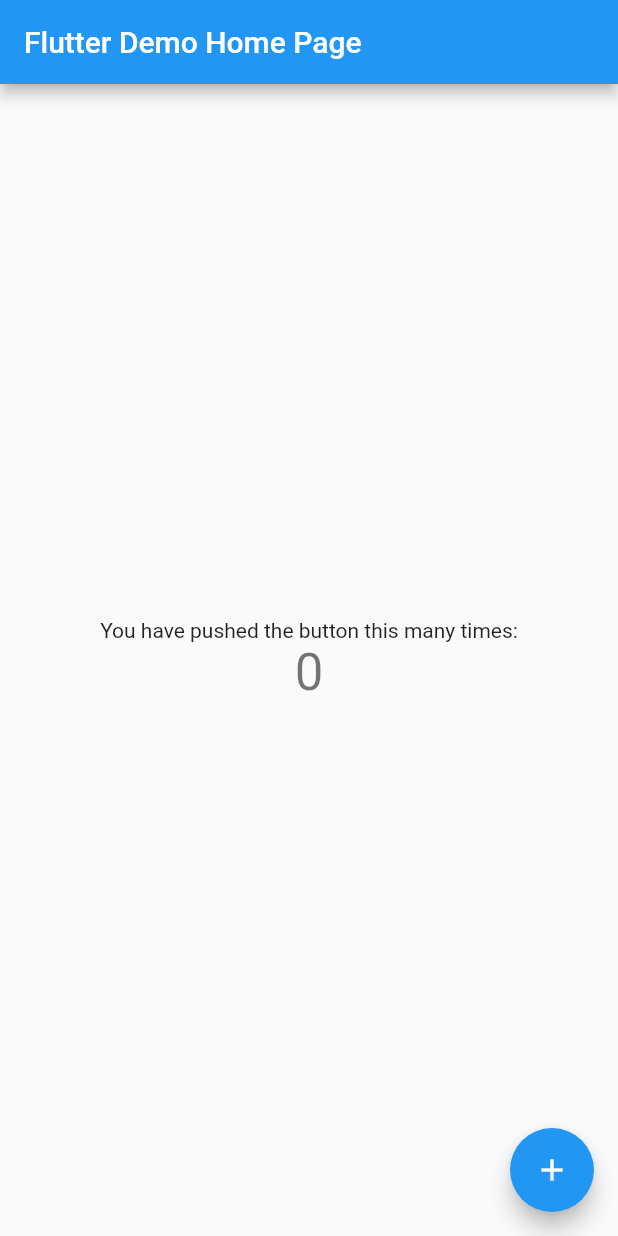
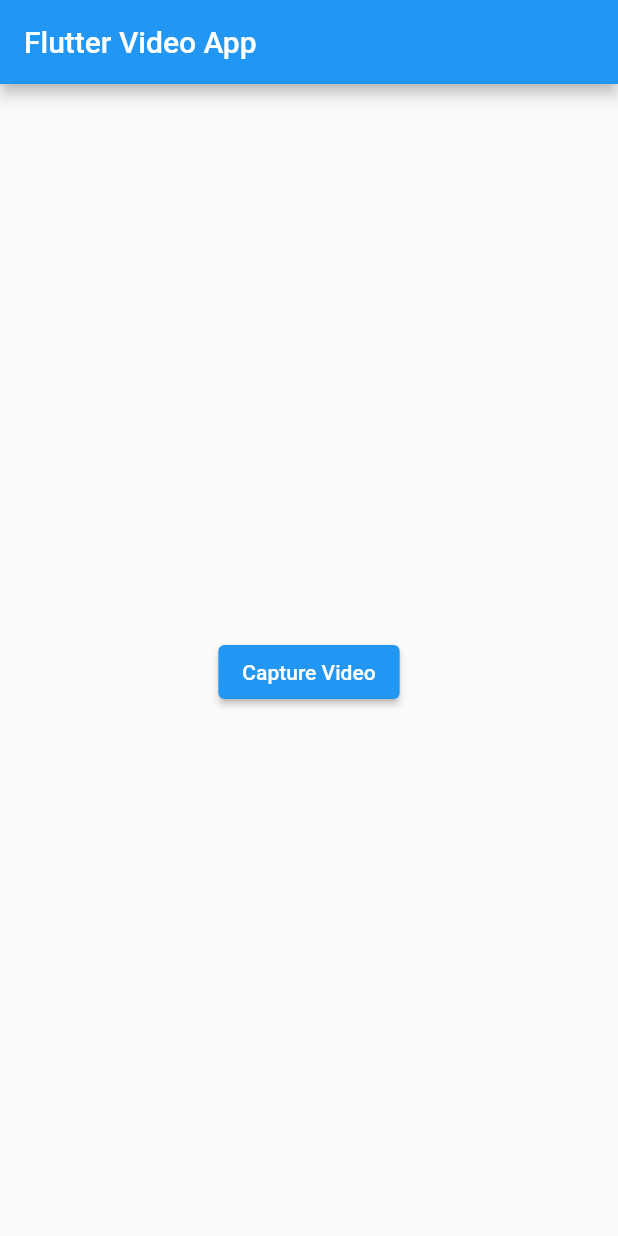
Before and after one commit to lukaspanni/flutter-video, a Flutter app: the screen it shows after launch, on a phone screen of 412 x 824 dp. Run offline on Flutter 3.47's test engine with Material 2 defaults, Android fonts, the phone set to English and light mode, and no system bars; our stand-ins replace camera.

Commit message:
Basic structure

```diff
--- a/flutter_video/lib/main.dart
+++ b/flutter_video/lib/main.dart
@@ -1,115 +1,91 @@
 import 'package:flutter/material.dart';
+import 'package:camera/camera.dart';
+import 'package:flutter_video/videoCapture.dart';
 
-void main() {
+late List<CameraDescription> cameras;
+
+Future<void> main() async {
+  // wait for initialization before accessing cameras
+  WidgetsFlutterBinding.ensureInitialized();
+  cameras = await availableCameras();
+  print(cameras);
+
   runApp(const MyApp());
 }
 
 class MyApp extends StatelessWidget {
   const MyApp({super.key});
 
-  // This widget is the root of your application.
   @override
   Widget build(BuildContext context) {
     return MaterialApp(
-      title: 'Flutter Demo',
+      title: 'Flutter Video App',
       theme: ThemeData(
-        // This is the theme of your application.
-        //
-        // Try running your application with "flutter run". You'll see the
-        // application has a blue toolbar. Then, without quitting the app, try
-        // changing the primarySwatch below to Colors.green and then invoke
-        // "hot reload" (press "r" in the console where you ran "flutter run",
-        // or simply save your changes to "hot reload" in a Flutter IDE).
-        // Notice that the counter didn't reset back to zero; the application
-        // is not restarted.
         primarySwatch: Colors.blue,
       ),
-      home: const MyHomePage(title: 'Flutter Demo Home Page'),
+      home: Scaffold(
+          appBar: AppBar(
+            title: const Text('Flutter Video App'),
+          ),
+          body: const VideoContainer()),
     );
   }
 }
 
-class MyHomePage extends StatefulWidget {
-  const MyHomePage({super.key, required this.title});
-
-  // This widget is the home page of your application. It is stateful, meaning
-  // that it has a State object (defined below) that contains fields that affect
-  // how it looks.
-
-  // This class is the configuration for the state. It holds the values (in this
-  // case the title) provided by the parent (in this case the App widget) and
-  // used by the build method of the State. Fields in a Widget subclass are
-  // always marked "final".
-
-  final String title;
+class VideoContainer extends StatefulWidget {
+  const VideoContainer({super.key});
 
   @override
-  State<MyHomePage> createState() => _MyHomePageState();
+  State<VideoContainer> createState() => _VideoContainerState();
 }
 
-class _MyHomePageState extends State<MyHomePage> {
-  int _counter = 0;
+class _VideoContainerState extends State<VideoContainer> {
+  String msg = "";
+  late CameraController cameraController;
 
-  void _incrementCounter() {
-    setState(() {
-      // This call to setState tells the Flutter framework that something has
-      // changed in this State, which causes it to rerun the build method below
-      // so that the display can reflect the updated values. If we changed
-      // _counter without calling setState(), then the build method would not be
-      // called again, and so nothing would appear to happen.
-      _counter++;
+  @override
+  void initState() {
+    super.initState();
+    cameraController = CameraController(cameras[0], ResolutionPreset.medium);
+    cameraController.initialize().then((_) {
+      if (!mounted) {
+        return;
+      }
+      setState(() {});
+    }).catchError((Object e) {
+      print(e);
     });
   }
 
   @override
   Widget build(BuildContext context) {
-    // This method is rerun every time setState is called, for instance as done
-    // by the _incrementCounter method above.
-    //
-    // The Flutter framework has been optimized to make rerunning build methods
-    // fast, so that you can just rebuild anything that needs updating rather
-    // than having to individually change instances of widgets.
-    return Scaffold(
-      appBar: AppBar(
-        // Here we take the value from the MyHomePage object that was created by
-        // the App.build method, and use it to set our appbar title.
-        title: Text(widget.title),
+    return Center(
+      child: Column(
+        mainAxisAlignment: MainAxisAlignment.center,
+        children: <Widget>[
+          Text(
+            msg,
+          ),
+          ElevatedButton(
+            child: Text('Capture Video'),
+            onPressed: () {
+              Navigator.push(
+                  context,
+                  MaterialPageRoute(
+                      builder: (context) => VideoCapture(cameras: cameras)));
+              setState(() {
+                msg = "Video captured";
+              });
+            },
+          )
+        ],
       ),
-      body: Center(
-        // Center is a layout widget. It takes a single child and positions it
-        // in the middle of the parent.
-        child: Column(
-          // Column is also a layout widget. It takes a list of children and
-          // arranges them vertically. By default, it sizes itself to fit its
-          // children horizontally, and tries to be as tall as its parent.
-          //
-          // Invoke "debug painting" (press "p" in the console, choose the
-          // "Toggle Debug Paint" action from the Flutter Inspector in Android
-          // Studio, or the "Toggle Debug Paint" command in Visual Studio Code)
-          // to see the wireframe for each widget.
-          //
-          // Column has various properties to control how it sizes itself and
-          // how it positions its children. Here we use mainAxisAlignment to
-          // center the children vertically; the main axis here is the vertical
-          // axis because Columns are vertical (the cross axis would be
-          // horizontal).
-          mainAxisAlignment: MainAxisAlignment.center,
-          children: <Widget>[
-            const Text(
-              'You have pushed the button this many times:',
-            ),
-            Text(
-              '$_counter',
-              style: Theme.of(context).textTheme.headline4,
-            ),
-          ],
-        ),
-      ),
-      floatingActionButton: FloatingActionButton(
-        onPressed: _incrementCounter,
-        tooltip: 'Increment',
-        child: const Icon(Icons.add),
-      ), // This trailing comma makes auto-formatting nicer for build methods.
     );
   }
+
+  @override
+  void dispose() {
+    cameraController.dispose();
+    super.dispose();
+  }
 }
```
Also changed, not shown: flutter_video/lib/videoCapture.dart (added, +44 -0 lines).
